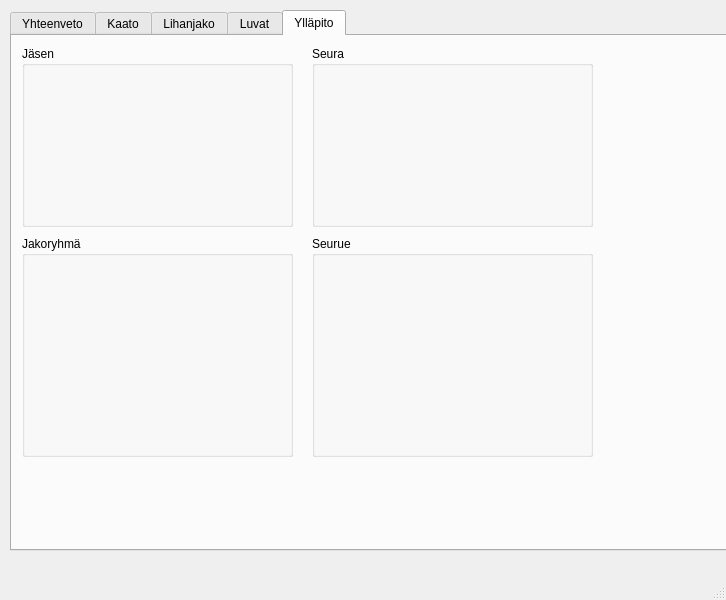
Above: multiPageMainWindow.ui from JoonasPitk/hirviporukka before the change. Below: the same form after it.
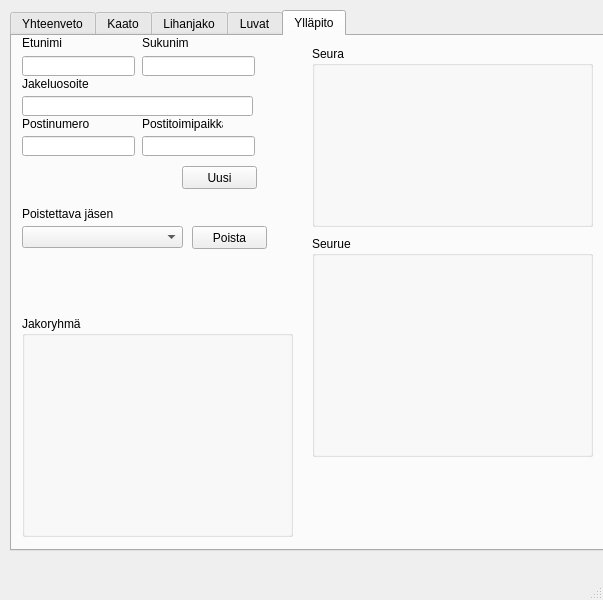
That is the form after the change. The open tabs and pages were chosen to show the change.

Commit message: Update UI, plus fix a typo.

Diff of the .ui file:
```diff
--- a/multiPageMainWindow.ui
+++ b/multiPageMainWindow.ui
@@ -6,7 +6,7 @@
    <rect>
     <x>0</x>
     <y>0</y>
-    <width>726</width>
+    <width>603</width>
     <height>600</height>
    </rect>
   </property>
@@ -734,7 +734,7 @@
       <property name="geometry">
        <rect>
         <x>10</x>
-        <y>200</y>
+        <y>280</y>
         <width>271</width>
         <height>221</height>
        </rect>
@@ -743,17 +743,168 @@
        <string>Jakoryhmä</string>
       </property>
      </widget>
-     <widget class="QGroupBox" name="groupBox_4">
+     <widget class="QLineEdit" name="firstNameLineEdit">
       <property name="geometry">
        <rect>
         <x>10</x>
-        <y>10</y>
-        <width>271</width>
-        <height>181</height>
+        <y>20</y>
+        <width>113</width>
+        <height>20</height>
        </rect>
       </property>
-      <property name="title">
-       <string>Jäsen</string>
+     </widget>
+     <widget class="QLineEdit" name="lastNameLineEdit">
+      <property name="geometry">
+       <rect>
+        <x>130</x>
+        <y>20</y>
+        <width>113</width>
+        <height>20</height>
+       </rect>
+      </property>
+     </widget>
+     <widget class="QLineEdit" name="streetLineEdit">
+      <property name="geometry">
+       <rect>
+        <x>10</x>
+        <y>60</y>
+        <width>231</width>
+        <height>20</height>
+       </rect>
+      </property>
+     </widget>
+     <widget class="QLineEdit" name="postalCodeLineEdit">
+      <property name="geometry">
+       <rect>
+        <x>10</x>
+        <y>100</y>
+        <width>113</width>
+        <height>20</height>
+       </rect>
+      </property>
+     </widget>
+     <widget class="QLineEdit" name="cityLineEdit">
+      <property name="geometry">
+       <rect>
+        <x>130</x>
+        <y>100</y>
+        <width>113</width>
+        <height>20</height>
+       </rect>
+      </property>
+     </widget>
+     <widget class="QLabel" name="firstNameLabel">
+      <property name="geometry">
+       <rect>
+        <x>10</x>
+        <y>0</y>
+        <width>47</width>
+        <height>13</height>
+       </rect>
+      </property>
+      <property name="text">
+       <string>Etunimi</string>
+      </property>
+     </widget>
+     <widget class="QLabel" name="lastNameLabel">
+      <property name="geometry">
+       <rect>
+        <x>130</x>
+        <y>0</y>
+        <width>47</width>
+        <height>13</height>
+       </rect>
+      </property>
+      <property name="text">
+       <string>Sukunimi</string>
+      </property>
+     </widget>
+     <widget class="QLabel" name="streetLabel">
+      <property name="geometry">
+       <rect>
+        <x>10</x>
+        <y>40</y>
+        <width>81</width>
+        <height>16</height>
+       </rect>
+      </property>
+      <property name="text">
+       <string>Jakeluosoite</string>
+      </property>
+     </widget>
+     <widget class="QLabel" name="postalCodeLabel">
+      <property name="geometry">
+       <rect>
+        <x>10</x>
+        <y>80</y>
+        <width>81</width>
+        <height>16</height>
+       </rect>
+      </property>
+      <property name="text">
+       <string>Postinumero</string>
+      </property>
+     </widget>
+     <widget class="QLabel" name="cityLabel">
+      <property name="geometry">
+       <rect>
+        <x>130</x>
+        <y>80</y>
+        <width>81</width>
+        <height>16</height>
+       </rect>
+      </property>
+      <property name="text">
+       <string>Postitoimipaikka</string>
+      </property>
+     </widget>
+     <widget class="QPushButton" name="addMemberPushButton">
+      <property name="geometry">
+       <rect>
+        <x>170</x>
+        <y>130</y>
+        <width>75</width>
+        <height>23</height>
+       </rect>
+      </property>
+      <property name="text">
+       <string>Uusi</string>
+      </property>
+     </widget>
+     <widget class="QComboBox" name="removeMemberComboBox">
+      <property name="geometry">
+       <rect>
+        <x>10</x>
+        <y>190</y>
+        <width>161</width>
+        <height>22</height>
+       </rect>
+      </property>
+     </widget>
+     <widget class="QLabel" name="removeMemberLabel">
+      <property name="geometry">
+       <rect>
+        <x>10</x>
+        <y>170</y>
+        <width>101</width>
+        <height>16</height>
+       </rect>
+      </property>
+      <property name="text">
+       <string>Poistettava jäsen</string>
+      </property>
+     </widget>
+     <widget class="QPushButton" name="removeMemberPushButton">
+      <property name="geometry">
+       <rect>
+        <x>180</x>
+        <y>190</y>
+        <width>75</width>
+        <height>23</height>
+       </rect>
+      </property>
+      <property name="text">
+       <string>Poista</string>
       </property>
      </widget>
     </widget>
```
Left out of the diff: 8 changed lines with no effect on the pictures. The commit also changes 2 other files.
